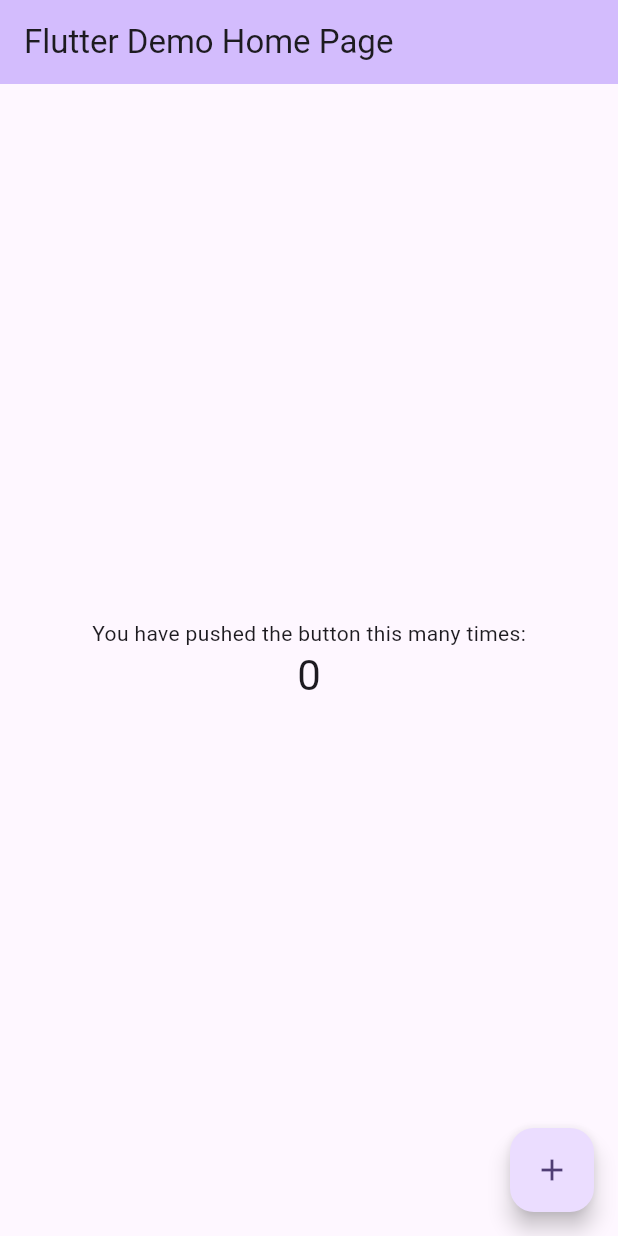
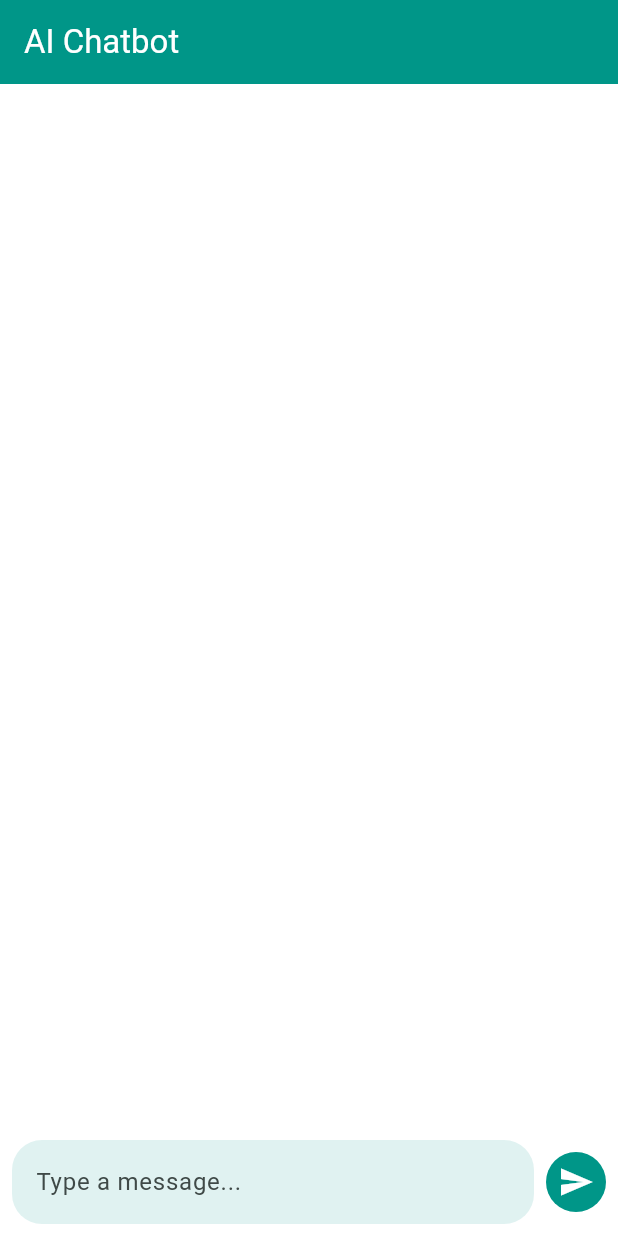
Before and after one commit to jainoshika/Google-Solutions-Challenge-2025, a Flutter app: the screen it shows after launch, on a phone screen of 412 x 824 dp. Run offline on Flutter 3.47's test engine with Material 3 defaults, Android fonts, the phone set to English and light mode, and no system bars; our stand-ins replace animate_do, flutter_dotenv, flutter_markdown, google_generative_ai.

Commit message:
chatbot implemented

```diff
--- a/lib/main.dart
+++ b/lib/main.dart
@@ -1,122 +1,22 @@
 import 'package:flutter/material.dart';
+import 'package:flutter_dotenv/flutter_dotenv.dart';
+import 'screens/chatbot_screen.dart';
 
-void main() {
+Future<void> main() async {
+  WidgetsFlutterBinding.ensureInitialized();
+  await dotenv.load();
   runApp(const MyApp());
 }
 
 class MyApp extends StatelessWidget {
   const MyApp({super.key});
 
-  // This widget is the root of your application.
   @override
   Widget build(BuildContext context) {
     return MaterialApp(
-      title: 'Flutter Demo',
-      theme: ThemeData(
-        // This is the theme of your application.
-        //
-        // TRY THIS: Try running your application with "flutter run". You'll see
-        // the application has a purple toolbar. Then, without quitting the app,
-        // try changing the seedColor in the colorScheme below to Colors.green
-        // and then invoke "hot reload" (save your changes or press the "hot
-        // reload" button in a Flutter-supported IDE, or press "r" if you used
-        // the command line to start the app).
-        //
-        // Notice that the counter didn't reset back to zero; the application
-        // state is not lost during the reload. To reset the state, use hot
-        // restart instead.
-        //
-        // This works for code too, not just values: Most code changes can be
-        // tested with just a hot reload.
-        colorScheme: ColorScheme.fromSeed(seedColor: Colors.deepPurple),
-      ),
-      home: const MyHomePage(title: 'Flutter Demo Home Page'),
+      debugShowCheckedModeBanner: false,
+      title: 'Flutter Auth',
+      home: ChatbotApp(),
     );
   }
 }
-
-class MyHomePage extends StatefulWidget {
-  const MyHomePage({super.key, required this.title});
-
-  // This widget is the home page of your application. It is stateful, meaning
-  // that it has a State object (defined below) that contains fields that affect
-  // how it looks.
-
-  // This class is the configuration for the state. It holds the values (in this
-  // case the title) provided by the parent (in this case the App widget) and
-  // used by the build method of the State. Fields in a Widget subclass are
-  // always marked "final".
-
-  final String title;
-
-  @override
-  State<MyHomePage> createState() => _MyHomePageState();
-}
-
-class _MyHomePageState extends State<MyHomePage> {
-  int _counter = 0;
-
-  void _incrementCounter() {
-    setState(() {
-      // This call to setState tells the Flutter framework that something has
-      // changed in this State, which causes it to rerun the build method below
-      // so that the display can reflect the updated values. If we changed
-      // _counter without calling setState(), then the build method would not be
-      // called again, and so nothing would appear to happen.
-      _counter++;
-    });
-  }
-
-  @override
-  Widget build(BuildContext context) {
-    // This method is rerun every time setState is called, for instance as done
-    // by the _incrementCounter method above.
-    //
-    // The Flutter framework has been optimized to make rerunning build methods
-    // fast, so that you can just rebuild anything that needs updating rather
-    // than having to individually change instances of widgets.
-    return Scaffold(
-      appBar: AppBar(
-        // TRY THIS: Try changing the color here to a specific color (to
-        // Colors.amber, perhaps?) and trigger a hot reload to see the AppBar
-        // change color while the other colors stay the same.
-        backgroundColor: Theme.of(context).colorScheme.inversePrimary,
-        // Here we take the value from the MyHomePage object that was created by
-        // the App.build method, and use it to set our appbar title.
-        title: Text(widget.title),
-      ),
-      body: Center(
-        // Center is a layout widget. It takes a single child and positions it
-        // in the middle of the parent.
-        child: Column(
-          // Column is also a layout widget. It takes a list of children and
-          // arranges them vertically. By default, it sizes itself to fit its
-          // children horizontally, and tries to be as tall as its parent.
-          //
-          // Column has various properties to control how it sizes itself and
-          // how it positions its children. Here we use mainAxisAlignment to
-          // center the children vertically; the main axis here is the vertical
-          // axis because Columns are vertical (the cross axis would be
-          // horizontal).
-          //
-          // TRY THIS: Invoke "debug painting" (choose the "Toggle Debug Paint"
-          // action in the IDE, or press "p" in the console), to see the
-          // wireframe for each widget.
-          mainAxisAlignment: MainAxisAlignment.center,
-          children: <Widget>[
-            const Text('You have pushed the button this many times:'),
-            Text(
-              '$_counter',
-              style: Theme.of(context).textTheme.headlineMedium,
-            ),
-          ],
-        ),
-      ),
-      floatingActionButton: FloatingActionButton(
-        onPressed: _incrementCounter,
-        tooltip: 'Increment',
-        child: const Icon(Icons.add),
-      ), // This trailing comma makes auto-formatting nicer for build methods.
-    );
-  }
-}
--- /dev/null
+++ b/lib/screens/chatbot_screen.dart
@@ -0,0 +1,182 @@
+import 'package:flutter/material.dart';
+import 'package:google_generative_ai/google_generative_ai.dart';
+import 'package:flutter_markdown/flutter_markdown.dart';
+import 'package:flutter_dotenv/flutter_dotenv.dart';
+
+class ChatbotApp extends StatelessWidget {
+  @override
+  Widget build(BuildContext context) {
+    return MaterialApp(
+      title: 'AI Chatbot',
+      theme: ThemeData(
+        primaryColor: Color(0xFF009688),
+        scaffoldBackgroundColor: Colors.white,
+        appBarTheme: AppBarTheme(
+          backgroundColor: Color(0xFF009688),
+          foregroundColor: Colors.white,
+        ),
+        colorScheme: ColorScheme.fromSeed(
+          seedColor: Color(0xFF009688),
+          background: Colors.white,
+          surface: Color(0xFFE0F2F1),
+        ),
+        textTheme: TextTheme(bodyMedium: TextStyle(color: Colors.black87)),
+        visualDensity: VisualDensity.adaptivePlatformDensity,
+      ),
+      home: ChatScreen(),
+    );
+  }
+}
+
+class ChatScreen extends StatefulWidget {
+  @override
+  _ChatScreenState createState() => _ChatScreenState();
+}
+
+class _ChatScreenState extends State<ChatScreen> {
+  final TextEditingController _messageController = TextEditingController();
+  final List<ChatMessage> _messages = [];
+  late GenerativeModel _model;
+  bool _isLoading = false;
+
+  @override
+  void initState() {
+    super.initState();
+    _model = GenerativeModel(
+      model: 'gemini-2.0-flash',
+      apiKey: dotenv.env['GOOGLE_API_KEY'] ?? '',
+    );
+  }
+
+  void _sendMessage() async {
+    final String messageText = _messageController.text.trim();
+    if (messageText.isEmpty) return;
+
+    setState(() {
+      _messages.add(ChatMessage(text: messageText, isUser: true));
+      _isLoading = true;
+    });
+
+    _messageController.clear();
+
+    try {
+      final content = [Content.text(messageText)];
+      final response = await _model.generateContent(content);
+
+      setState(() {
+        _messages.add(
+          ChatMessage(text: response.text ?? 'No response', isUser: false),
+        );
+        _isLoading = false;
+      });
+    } catch (e) {
+      setState(() {
+        _messages.add(
+          ChatMessage(text: 'Error: ${e.toString()}', isUser: false),
+        );
+        _isLoading = false;
+      });
+    }
+  }
+
+  @override
+  Widget build(BuildContext context) {
+    return Scaffold(
+      appBar: AppBar(
+        title: Text('AI Chatbot'),
+        backgroundColor: Color(0xFF009688),
+      ),
+      body: Column(
+        children: [
+          Expanded(
+            child: ListView.builder(
+              reverse: true,
+              itemCount: _messages.length,
+              itemBuilder: (context, index) {
+                final message = _messages[_messages.length - 1 - index];
+                return _buildMessageBubble(message);
+              },
+            ),
+          ),
+          if (_isLoading)
+            Padding(
+              padding: const EdgeInsets.all(8.0),
+              child: CircularProgressIndicator(
+                valueColor: AlwaysStoppedAnimation<Color>(Color(0xFF009688)),
+              ),
+            ),
+          _buildMessageInput(),
+        ],
+      ),
+    );
+  }
+
+  Widget _buildMessageBubble(ChatMessage message) {
+    return Align(
+      alignment: message.isUser ? Alignment.centerRight : Alignment.centerLeft,
+      child: Container(
+        margin: EdgeInsets.symmetric(vertical: 5, horizontal: 10),
+        padding: EdgeInsets.all(10),
+        decoration: BoxDecoration(
+          color:
+              message.isUser
+                  ? Color(0xFF009688).withOpacity(0.2)
+                  : Color(0xFFE0F2F1),
+          borderRadius: BorderRadius.circular(10),
+        ),
+        child:
+            message.isUser
+                ? Text(message.text, style: TextStyle(color: Color(0xFF009688)))
+                : MarkdownBody(
+                  data: message.text, // Render AI response with Markdown
+                  selectable: true,
+                  styleSheet: MarkdownStyleSheet.fromTheme(Theme.of(context)),
+                ),
+      ),
+    );
+  }
+
+  Widget _buildMessageInput() {
+    return Padding(
+      padding: const EdgeInsets.all(8.0),
+      child: Row(
+        children: [
+          Expanded(
+            child: TextField(
+              controller: _messageController,
+              decoration: InputDecoration(
+                hintText: 'Type a message...',
+                filled: true,
+                fillColor: Color(0xFFE0F2F1),
+                border: OutlineInputBorder(
+                  borderRadius: BorderRadius.circular(20),
+                  borderSide: BorderSide.none,
+                ),
+                focusedBorder: OutlineInputBorder(
+                  borderRadius: BorderRadius.circular(20),
+                  borderSide: BorderSide(color: Color(0xFF009688), width: 2),
+                ),
+              ),
+              onSubmitted: (_) => _sendMessage(),
+            ),
+          ),
+          SizedBox(width: 8),
+          CircleAvatar(
+            backgroundColor: Color(0xFF009688),
+            child: IconButton(
+              icon: Icon(Icons.send, color: Colors.white),
+              onPressed: _sendMessage,
+            ),
+          ),
+        ],
+      ),
+    );
+  }
+}
+
+class ChatMessage {
+  final String text;
+  final bool isUser;
+
+  ChatMessage({required this.text, required this.isUser});
+}
--- a/pubspec.yaml
+++ b/pubspec.yaml
@@ -30,10 +30,14 @@ environment:
 dependencies:
   flutter:
     sdk: flutter
+  animate_do: ^3.0.2
 
   # The following adds the Cupertino Icons font to your application.
   # Use with the CupertinoIcons class for iOS style icons.
   cupertino_icons: ^1.0.8
+  google_generative_ai: ^0.4.6
+  flutter_markdown: ^0.7.6+2
+  flutter_dotenv: ^5.2.1
 
 dev_dependencies:
   flutter_test:
```
Also changed, not shown: lib/screens/login_screen.dart (added, +165 -0 lines), lib/screens/register_screen.dart (added, +257 -0 lines), pubspec.lock, 1 other file.
